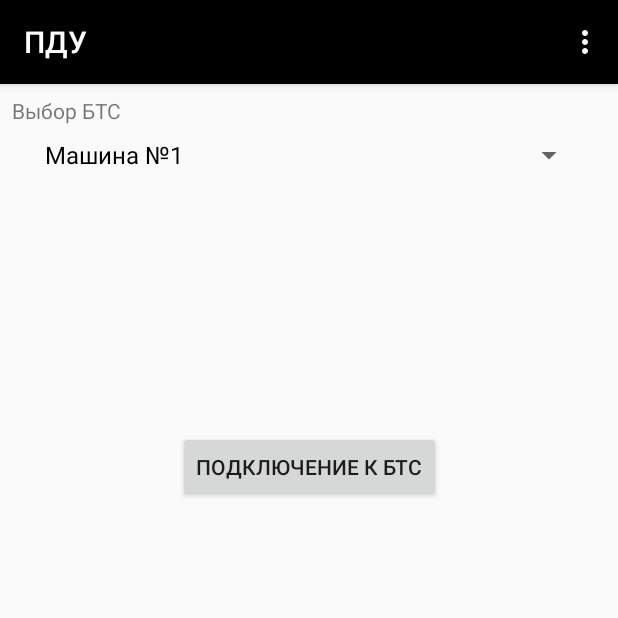
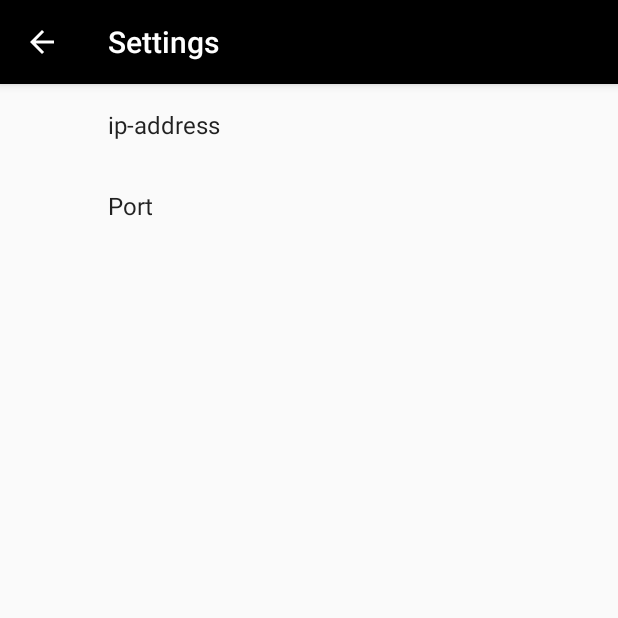
Before and after one commit to denk1/RemonteControl, an Android app: the screen it shows after launch (MainActivity before the commit, SettinsActivity after it), in the options menu, after a tap on "Настройка", on a phone screen of 412 x 824 dp, the top half of it. Run offline under Robolectric (Android 15) with nearby library versions, the phone set to English and light mode, and no system bars; our stand-ins replace Volley, androidx.preference; libraries missing offline, so code that uses them is left out: com.neovisionaries.ws; 5 statements that could not run were skipped.

Commit message:
setting activity

```diff
--- a/app/build.gradle
+++ b/app/build.gradle
@@ -23,13 +23,13 @@ android {
 dependencies {
     implementation fileTree(include: ['*.jar'], dir: 'libs')
     implementation 'com.android.support:preference-v7:26.1.0'
-    implementation 'com.android.support:appcompat-v7:26.1.0'
+    implementation 'com.android.support:appcompat-v7:28.0.0'
     implementation 'com.android.support.constraint:constraint-layout:1.1.3'
     implementation 'io.github.controlwear:virtualjoystick:1.10.1'
     implementation 'com.neovisionaries:nv-websocket-client:2.6'
     testImplementation 'junit:junit:4.12'
     androidTestImplementation 'com.android.support.test:runner:1.0.2'
     androidTestImplementation 'com.android.support.test.espresso:espresso-core:3.0.2'
-    implementation 'com.google.android.gms:play-services-maps:17.0.0'
+    implementation 'com.google.android.gms:play-services-maps:16.1.0'
     implementation 'com.android.volley:volley:1.1.1'
 }
--- a/app/src/main/java/com/example/den/remontecontrol/GoogleMapsActivity.java
+++ b/app/src/main/java/com/example/den/remontecontrol/GoogleMapsActivity.java
@@ -19,8 +19,8 @@ public class GoogleMapsActivity extends FragmentActivity implements OnMapReadyCa
         super.onCreate(savedInstanceState);
         setContentView(R.layout.activity_google_maps);
         // Obtain the SupportMapFragment and get notified when the map is ready to be used.
-        SupportMapFragment mapFragment = (SupportMapFragment) getSupportFragmentManager().
-                findFragmentById(R.id.map);
+        SupportMapFragment mapFragment = (SupportMapFragment) getSupportFragmentManager()
+                .findFragmentById(R.id.map);
         mapFragment.getMapAsync(this);
     }
 
--- a/app/src/main/java/com/example/den/remontecontrol/MainActivity.java
+++ b/app/src/main/java/com/example/den/remontecontrol/MainActivity.java
@@ -83,7 +83,7 @@ public class MainActivity extends AppCompatActivity {
         int id = item.getItemId();
 //    menu item click handle
         if(id == R.id.title1) {
-            Toast.makeText(this, "Настройки", Toast.LENGTH_SHORT).show();
+            startSettingsActivity();
         }
         if(id == R.id.title2) {
             Toast.makeText(this, "О программе", Toast.LENGTH_SHORT).show();
@@ -113,4 +113,10 @@ public class MainActivity extends AppCompatActivity {
             txResult.setText("Отсутствует сетевое соединение с БТС");
         }
     }
+
+    private void startSettingsActivity() {
+        Intent intent = new Intent(this, SettinsActivity.class);
+        startActivity(intent);
+
+    }
 }
--- a/app/src/main/java/com/example/den/remontecontrol/SettingsFragment.java
+++ b/app/src/main/java/com/example/den/remontecontrol/SettingsFragment.java
@@ -1,9 +1,9 @@
 package com.example.den.remontecontrol;
 
+
+import android.os.Bundle;
+import android.support.v4.app.Fragment;
 import android.support.v7.preference.PreferenceFragmentCompat;
-import android.os.Bundle;
-import android.preference.PreferenceFragment;
-import android.support.v4.app.Fragment;
 import android.view.LayoutInflater;
 import android.view.View;
 import android.view.ViewGroup;
@@ -19,11 +19,19 @@ public class SettingsFragment extends PreferenceFragmentCompat {
         // Required empty public constructor
     }
 
+    /*
+    @Override
+    public View onCreateView(LayoutInflater inflater, ViewGroup container,
+                             Bundle savedInstanceState) {
+        TextView textView = new TextView(getActivity());
+        textView.setText(R.string.hello_blank_fragment);
+        return textView;
+    }
+    */
     @Override
     public void onCreatePreferences(Bundle
                                             savedInstanceState, String rootKey) {
         setPreferencesFromResource(R.xml.preferences, rootKey);
     }
 
-
 }
--- /dev/null
+++ b/app/src/main/java/com/example/den/remontecontrol/SettinsActivity.java
@@ -0,0 +1,17 @@
+package com.example.den.remontecontrol;
+
+import android.support.v7.app.AppCompatActivity;
+import android.os.Bundle;
+
+public class SettinsActivity extends AppCompatActivity {
+
+    @Override
+    protected void onCreate(Bundle savedInstanceState) {
+        super.onCreate(savedInstanceState);
+        getSupportFragmentManager().beginTransaction()
+                .replace(android.R.id.content, new SettingsFragment())
+                .commit();
+        android.support.v7.preference.PreferenceManager
+                .setDefaultValues(this, R.xml.preferences, false);
+    }
+}
--- a/app/src/main/res/menu/menu.xml
+++ b/app/src/main/res/menu/menu.xml
@@ -6,14 +6,12 @@
         android:title="@string/menu_item1"
         android:id="@+id/title1"
         app:showAsAction="never" />
-
     <item
-        android:title="О программе"
+        android:title="@string/menu_item2"
         android:id="@+id/title2"
         app:showAsAction="never" />
 
-    <item
-        android:title="Выход"
-        android:id="@+id/title3"
-        app:showAsAction="never" />
+
+
+
 </menu>
--- a/app/src/main/res/xml/preferences.xml
+++ b/app/src/main/res/xml/preferences.xml
@@ -1,5 +1,6 @@
 <?xml version="1.0" encoding="utf-8"?>
 <PreferenceScreen xmlns:android="http://schemas.android.com/apk/res/android">
+
     <android.support.v7.preference.EditTextPreference
         android:defaultValue=""
         android:key="ip_address_text"
@@ -8,4 +9,5 @@
         android:defaultValue=""
         android:key="port_text"
         android:title="Port" />
+
 </PreferenceScreen>
```
Also changed, not shown: app/src/main/AndroidManifest.xml (+8 -1 lines), app/src/main/java/com/example/den/remontecontrol/CarMapActivity.java (indentation only), app/src/main/java/com/example/den/remontecontrol/Client.java (line endings or trailing spaces), app/src/main/res/layout/content_main.xml (line endings or trailing spaces), 1 other file.
